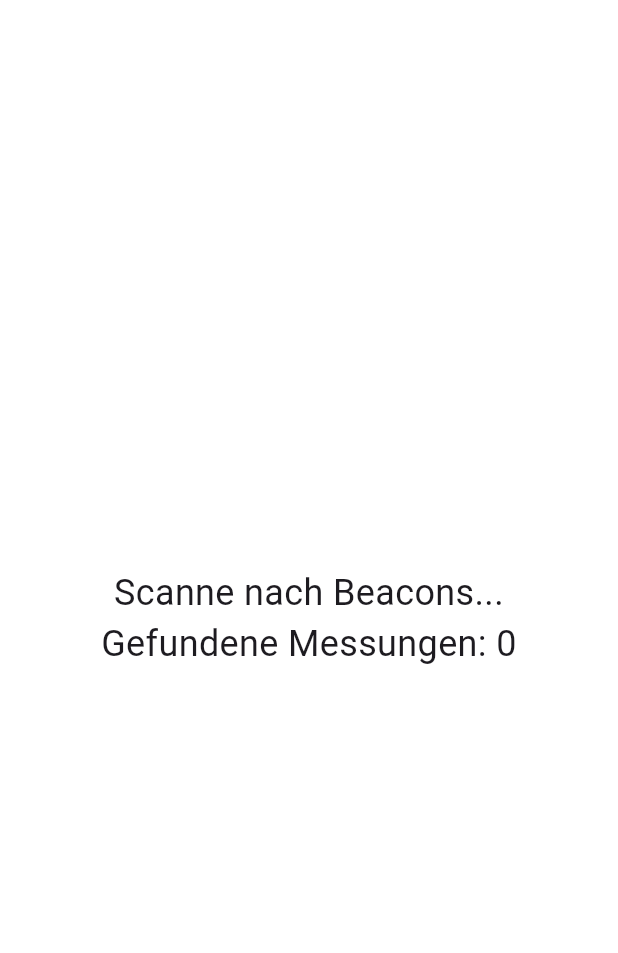
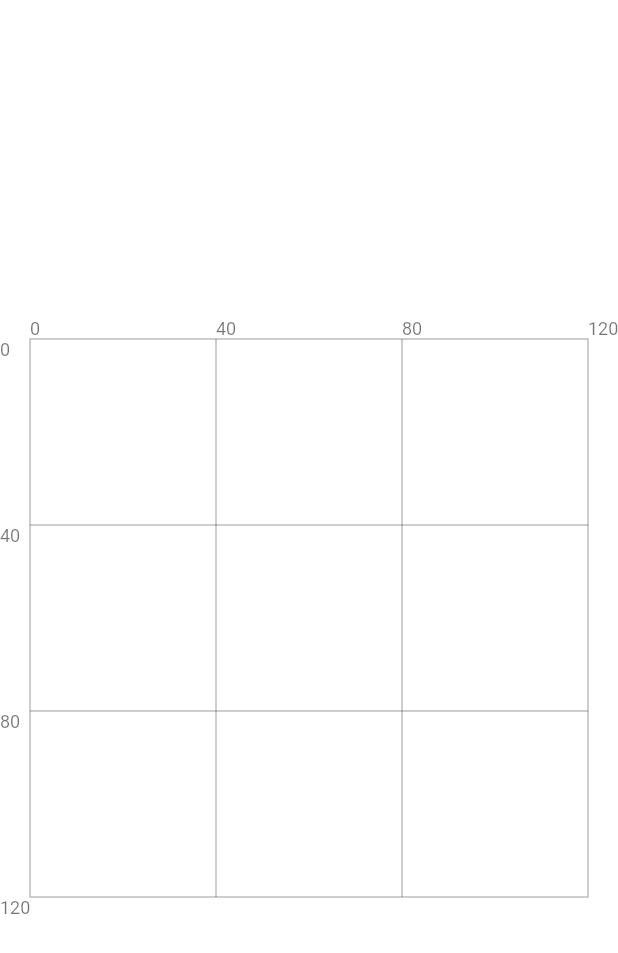
Before and after one commit to iacavegn/WIPRO, a Flutter app: the screen it shows after launch, after a tap on "Starten", on a phone screen of 412 x 824 dp. Shown: the top 953 px of the screen. Run offline on Flutter 3.47's test engine with Material 3 defaults, Android fonts, the phone set to English and light mode, and no system bars; our stand-ins replace flutter_blue_plus.

Commit message:
Adjusted to see grid on schreen, added beacon_average and location to make code more readable

```diff
--- a/lib/connection.dart
+++ b/lib/connection.dart
@@ -64,7 +64,7 @@ class _BluetoothScannerPageState extends State<BluetoothScannerPage> {
       filter: (id) => _allowedIds.contains(id),
       amountOfDevicesToFind: _amountOfBeaconsToFind,
       onResults: (results) {
-        if (_setOfMeasurements.length >= 10) {
+        if (_setOfMeasurements.length >= 100) {
           _setOfMeasurements.remove(_setOfMeasurements.first);
         }
         beacons
@@ -94,13 +94,97 @@ class _BluetoothScannerPageState extends State<BluetoothScannerPage> {
   Widget build(BuildContext context) {
     return Scaffold(
       backgroundColor: _bgColor,
-      body: Center(
-        child: Text(
-          'Scanne nach Beacons...\nGefundene Messungen: ${_setOfMeasurements.length}',
-          textAlign: TextAlign.center,
-          style: const TextStyle(fontSize: 24),
-        ),
+      body: LayoutBuilder(
+        builder: (context, constraints) {
+          final size = constraints.biggest;
+          final squareSide = size.shortestSide - 40; // Quadrat so groß wie die kleinere Dimension
+
+          // Linke obere Ecke des Quadrats (zentriert)
+          final offsetX = (size.width - squareSide) / 2;
+          final offsetY = (size.height - squareSide) / 2;
+
+          // Skalierungsfaktor für 0-120 Koordinaten
+          final scale = squareSide / 120;
+
+          return Stack(
+            children: [
+              CustomPaint(
+                size: size,
+                painter: GridPainterCentered(
+                  scale: scale,
+                  offsetX: offsetX,
+                  offsetY: offsetY,
+                ),
+              ),
+            ],
+          );
+        },
       ),
     );
   }
 }
+
+// CustomPainter für zentriertes 3x3 Quadrat
+class GridPainterCentered extends CustomPainter {
+  final double scale;
+  final double offsetX;
+  final double offsetY;
+
+  GridPainterCentered({
+    required this.scale,
+    required this.offsetX,
+    required this.offsetY,
+  });
+
+  @override
+  void paint(Canvas canvas, Size size) {
+    final paint = Paint()
+      ..color = Colors.black26
+      ..strokeWidth = 1;
+
+    // Vertikale Linien bei 40 und 80
+    for (int i = 1; i < 3; i++) {
+      double x = offsetX + i * 40 * scale;
+      canvas.drawLine(Offset(x, offsetY), Offset(x, offsetY + 120 * scale), paint);
+    }
+
+    // Horizontale Linien bei 40 und 80
+    for (int i = 1; i < 3; i++) {
+      double y = offsetY + i * 40 * scale;
+      canvas.drawLine(Offset(offsetX, y), Offset(offsetX + 120 * scale, y), paint);
+    }
+
+    // Rahmen des Quadrats
+    canvas.drawRect(
+      Rect.fromLTWH(offsetX, offsetY, 120 * scale, 120 * scale),
+      paint..style = PaintingStyle.stroke,
+    );
+
+    // Optional: Achsenbeschriftung
+    final textPainter = TextPainter(
+      textAlign: TextAlign.left,
+      textDirection: TextDirection.ltr,
+    );
+
+    for (int i = 0; i <= 120; i += 40) {
+      // X-Achse
+      textPainter.text = TextSpan(
+        text: '$i',
+        style: const TextStyle(fontSize: 12, color: Colors.black54),
+      );
+      textPainter.layout();
+      textPainter.paint(canvas, Offset(offsetX + i * scale, offsetY - 14));
+
+      // Y-Achse
+      textPainter.text = TextSpan(
+        text: '$i',
+        style: const TextStyle(fontSize: 12, color: Colors.black54),
+      );
+      textPainter.layout();
+      textPainter.paint(canvas, Offset(offsetX - 20, offsetY + i * scale));
+    }
+  }
+
+  @override
+  bool shouldRepaint(covariant CustomPainter oldDelegate) => false;
+}
--- a/lib/location/lateration.dart
+++ b/lib/location/lateration.dart
@@ -14,16 +14,11 @@ import '/data/beacon_layouts.dart';
 /// - Distances are noisy / inconsistent (real-world sensors)
 /// - The tracked object always has a fixed height (e.g. z = 1.0)
 class Lateration {
-  final double fixedZ;
-  final int iterations;
-  final double learningRate;
-  const Lateration({
-    this.fixedZ = 0.0,
-    this.iterations = 800,
-    this.learningRate = 0.01,
-  });
+  static final double fixedZ = 1.0; // Feste Höhe für die spätere Berechnung
+  static final int iterations = 800;
+  static final double learningRate = 0.01;
 
-  Point solve(List<BeaconMeasured> beaconMeasurements) {
+  static Point solve(List<BeaconMeasured> beaconMeasurements) {
     if (beaconMeasurements.length < 3) {
       throw ArgumentError('At least 3 beacon measurements are required for lateration.');
     }
@@ -63,12 +58,12 @@ class Lateration {
     return Point(x, y);
   }
 
-  getPointFromDistancesAs1to120(List<BeaconMeasured> beaconMeasurements) {
+  static Point getPointFromDistancesAs1to120(List<BeaconMeasured> beaconMeasurements) {
     final position = solve(beaconMeasurements);
     return Point(position.x.abs() * 1.2, position.y.abs() * 1.2);
   }
 
-  Point _centroid2D(List<BeaconMeasured> beaconMeasurements) {
+  static Point _centroid2D(List<BeaconMeasured> beaconMeasurements) {
     double sumX = 0.0;
     double sumY = 0.0;
 
```
Also changed, not shown: lib/data/sections.dart (+8 -40 lines), lib/location/location.dart (added, +15 -0 lines), lib/models/beacon_average.dart (added, +31 -0 lines).
